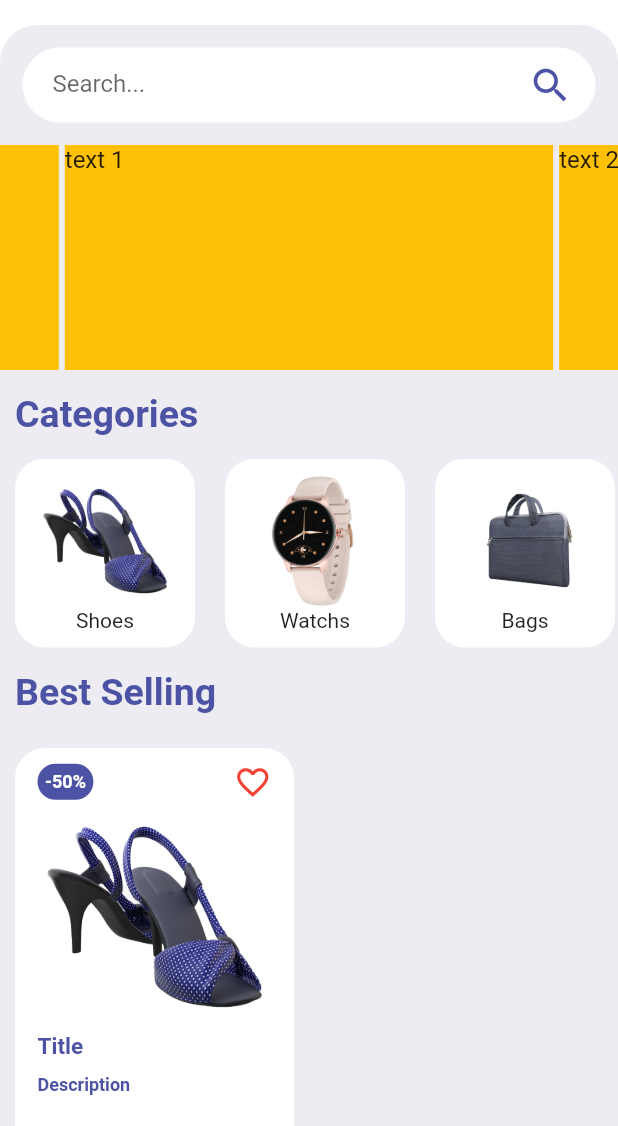
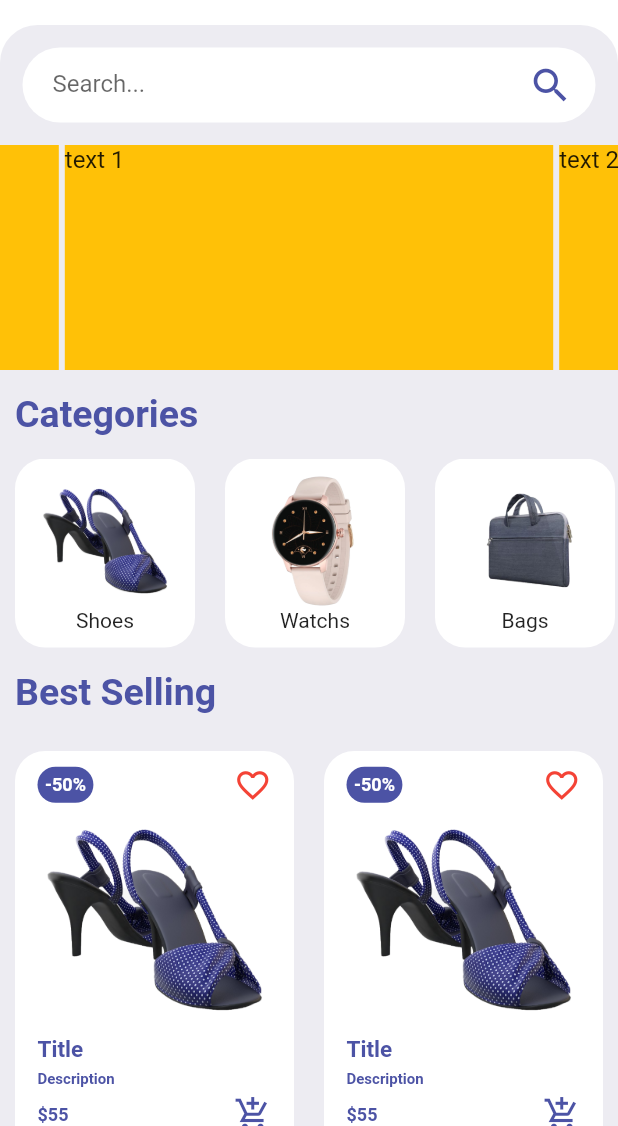
Before and after one commit to MahmoudKafrawy/FlutterEcommerce, a Flutter app: the screen it shows after launch, on a phone screen of 412 x 824 dp, the part 110-1236 px from its top. Run offline on Flutter 3.47's test engine with Material 2 defaults, Android fonts, the phone set to English and light mode, and no system bars; drawn by our look-alikes of badges, carousel_slider.

Commit message:
items and statusbar color

```diff
--- a/lib/main.dart
+++ b/lib/main.dart
@@ -9,15 +9,40 @@ import 'package:ecommerce/pages/Product.dart';
 import 'package:ecommerce/pages/SignedIn.dart';
 import 'package:flutter/material.dart';
 import 'package:ecommerce/pages/HomePage.dart';
+import 'package:flutter/services.dart';
 
-void main() => runApp(MyApp());
+void main() {
+  SystemChrome.setSystemUIOverlayStyle(
+    const SystemUiOverlayStyle(
+      statusBarColor: Colors.white,
+      statusBarIconBrightness: Brightness.dark,
+      statusBarBrightness: Brightness.light, // For iOS (dark icons)
+// For Android (dark icons)
+    ),
+  );
+  runApp(MyApp());
+}
 
 class MyApp extends StatelessWidget {
   @override
   Widget build(BuildContext context) {
     return MaterialApp(
       debugShowCheckedModeBanner: false,
-      theme: ThemeData(scaffoldBackgroundColor: Colors.white),
+      theme: ThemeData(
+        scaffoldBackgroundColor: Colors.white,
+        // appBarTheme: AppBarTheme(
+        //   iconTheme: IconThemeData(color: Colors.black),
+        //   color: Colors.deepPurpleAccent,
+        //   foregroundColor: Colors.black,
+        //   systemOverlayStyle: SystemUiOverlayStyle(
+        //     //<-- SEE HERE
+        //     // Status bar color
+        //     statusBarColor: Colors.red,
+        //     statusBarIconBrightness: Brightness.dark,
+        //     statusBarBrightness: Brightness.light,
+        //   ),
+        // ),
+      ),
       routes: {
         "/": (context) => HomePage(),
         "/categories": (context) => Categories(),
--- a/lib/pages/HomePage.dart
+++ b/lib/pages/HomePage.dart
@@ -20,7 +20,6 @@ class HomePage extends StatelessWidget {
             child: ListView(
               children: [
                 Container(
-                  height: 900,
                   padding: EdgeInsets.only(top: 15),
                   decoration: const BoxDecoration(
                     color: Color(0xFFedecf2),
--- a/lib/widgets/ItemsWidget.dart
+++ b/lib/widgets/ItemsWidget.dart
@@ -11,9 +11,10 @@ class ItemsWidget extends StatelessWidget {
       crossAxisCount: 2,
       shrinkWrap: true,
       children: [
+        for (int i = 0; i < 8; i++)
           Container(
             padding: EdgeInsets.only(left: 15, right: 15, top: 10),
-          margin: EdgeInsets.symmetric(vertical: 8, horizontal: 10),
+            margin: EdgeInsets.symmetric(vertical: 10, horizontal: 10),
             decoration: BoxDecoration(
                 color: Colors.white, borderRadius: BorderRadius.circular(20)),
             child: Column(children: [
@@ -60,14 +61,34 @@ class ItemsWidget extends StatelessWidget {
                 ),
               ),
               Container(
-              padding: EdgeInsets.only(top: 10),
+                padding: EdgeInsets.only(top: 5),
                 alignment: Alignment.centerLeft,
                 child: Text(
                   "Description",
                   style: TextStyle(
-                    fontSize: 12,
+                      fontSize: 10,
                       fontWeight: FontWeight.bold,
                       color: Color(0xFF4c53A5)),
+                ),
+              ),
+              Padding(
+                padding: EdgeInsets.symmetric(vertical: 5),
+                child: Row(
+                  mainAxisAlignment: MainAxisAlignment.spaceBetween,
+                  children: [
+                    Text(
+                      "\$55",
+                      style: TextStyle(
+                          fontSize: 12,
+                          color: Color(0xFF4c53A5),
+                          fontWeight: FontWeight.bold),
+                    ),
+                    Icon(
+                      Icons.add_shopping_cart_sharp,
+                      size: 25,
+                      color: Color(0xFF4c53A5),
+                    )
+                  ],
                 ),
               )
             ]),
```
Lines whose indentation alone changed are shown as unchanged.
